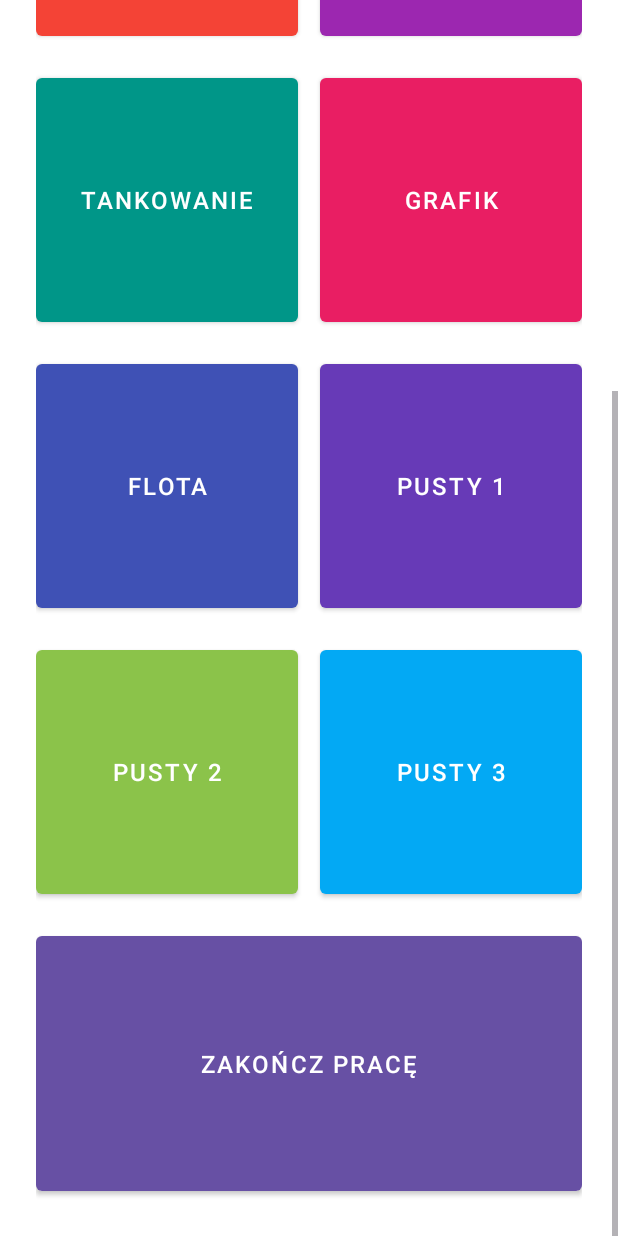
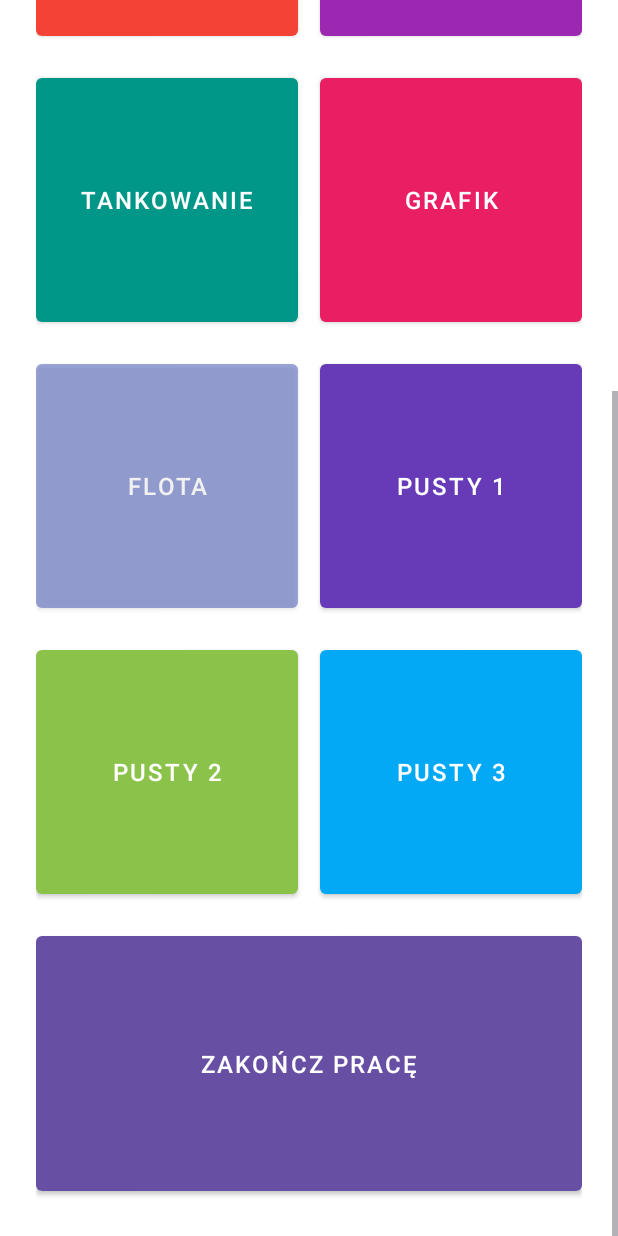
Before and after one commit to OwennGamer/TaxiPartner-desktop, an Android app: the DashboardActivity screen opened directly, with no data from a screen before it, scrolled down 380 dp, on a phone screen of 412 x 824 dp. Run offline under Robolectric (Android 15) with nearby library versions, the phone set to English and light mode, and no system bars.

Commit message:
19.08.2025

```diff
--- a/PartnerTaxiKierowca2/app/src/main/java/com/partner/taxi/DashboardActivity.kt
+++ b/PartnerTaxiKierowca2/app/src/main/java/com/partner/taxi/DashboardActivity.kt
@@ -56,6 +56,23 @@ class DashboardActivity : AppCompatActivity() {
         btnPusty2          = findViewById(R.id.btnPusty2)
         btnPusty3          = findViewById(R.id.btnPusty3)
         btnZakonczPrace    = findViewById(R.id.btnZakonczPrace)
+
+        val role = SessionManager.getRole(this)
+
+        btnFlota.setOnClickListener {
+            if (role != "flotowiec") {
+                Toast.makeText(this, "BRAK UPRAWNIEŃ", Toast.LENGTH_SHORT).show()
+            } else {
+                val intent = Intent().setClassName(this, "com.partner.taxi.FleetActivity")
+                startActivity(intent)
+            }
+        }
+
+        if (role != "flotowiec") {
+            btnFlota.alpha = 0.5f
+        }
+
+
 
         // <-- PRZYWRACAMY LOSOWE KOLORY DLA KAFELKÓW -->
         val buttons = listOf(
```
